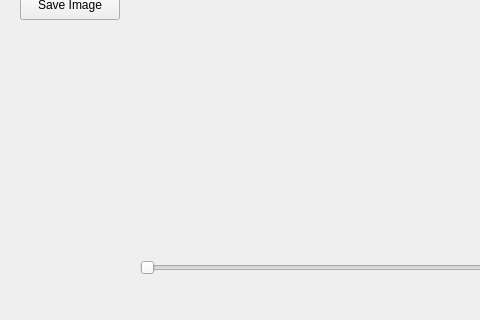
This is qt/mainwindow.ui in Edi013/ComputerVision as Qt 5 draws it before an edit; both pictures show x 0 to 480 and y 280 to 600 of the 800 by 600 pixel window. The edited form follows.
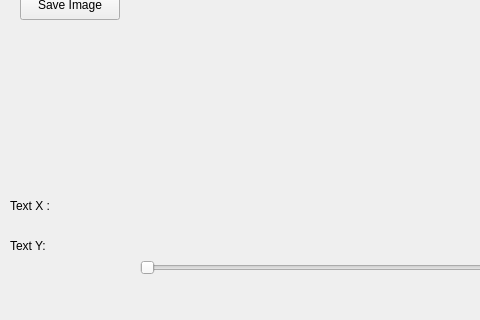
This is the edited form.

Commit message: Add labels for new sliders and slots

What changed in the file:
```diff
--- a/qt/mainwindow.ui
+++ b/qt/mainwindow.ui
@@ -157,6 +157,32 @@
      <enum>Qt::Orientation::Vertical</enum>
     </property>
    </widget>
+   <widget class="QLabel" name="textXLabel">
+    <property name="geometry">
+     <rect>
+      <x>10</x>
+      <y>470</y>
+      <width>121</width>
+      <height>31</height>
+     </rect>
+    </property>
+    <property name="text">
+     <string>Text X :</string>
+    </property>
+   </widget>
+   <widget class="QLabel" name="textYLabel">
+    <property name="geometry">
+     <rect>
+      <x>10</x>
+      <y>510</y>
+      <width>121</width>
+      <height>31</height>
+     </rect>
+    </property>
+    <property name="text">
+     <string>Text Y:</string>
+    </property>
+   </widget>
   </widget>
   <widget class="QMenuBar" name="menubar">
    <property name="geometry">
```
The commit also changes 2 other files.
